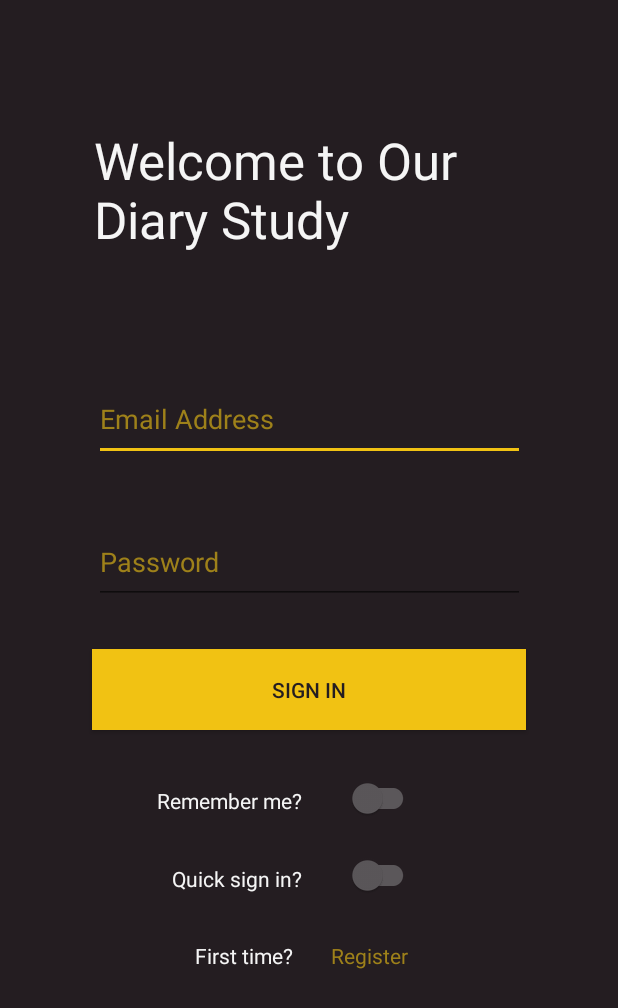
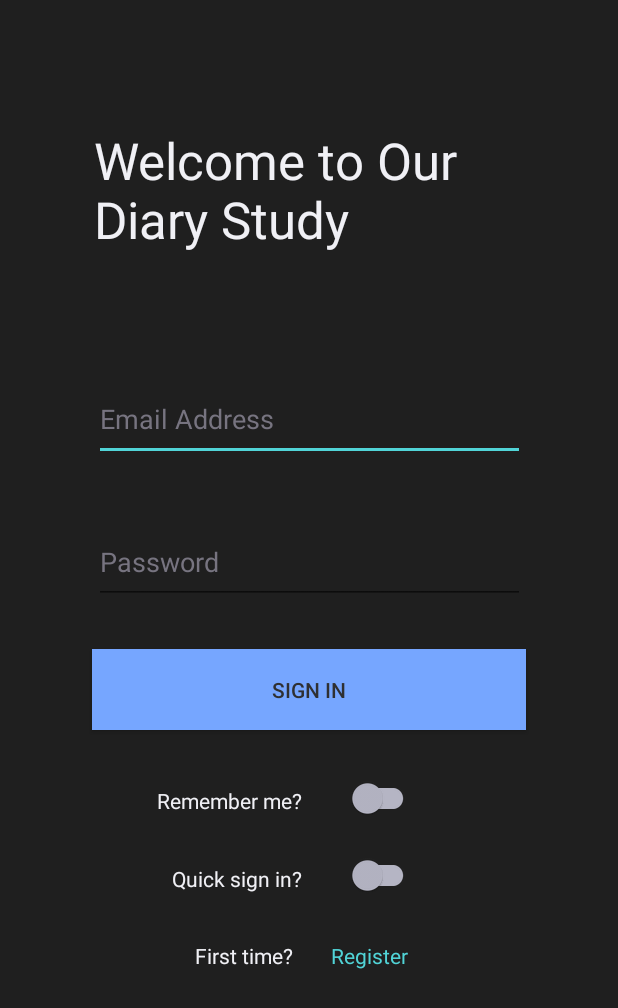
Before and after one commit to yashgharat/EMA_App, an Android app: the screen it shows after launch (AuthenticationActivity), on a phone screen of 412 x 824 dp. Shown: the top 1008 px of the screen. Run offline under Robolectric (Android 15) with nearby library versions, the phone set to English and light mode, and no system bars; libraries missing offline, so code that uses them is left out: com.amazonaws.mobileconnectors, com.amazonaws.regions; 2 statements that could not run were skipped.

Commit message:
Color Scheme change

```diff
--- a/app/src/main/res/color/switch_color.xml
+++ b/app/src/main/res/color/switch_color.xml
@@ -1,7 +1,7 @@
 <?xml version="1.0" encoding="utf-8"?>
 <selector
     xmlns:android="http://schemas.android.com/apk/res/android">
-    <item android:color="@color/secondaryAccent"
+    <item android:color="@color/secondary"
         android:state_checked="true" />
-    <item android:color="@color/primaryGray"/>
+    <item android:color="@color/disabled"/>
 </selector>
--- /dev/null
+++ b/app/src/main/res/drawable/ic__ionicons_svg_ios_create.xml
@@ -0,0 +1,5 @@
+<vector android:height="40dp" android:viewportHeight="512"
+    android:viewportWidth="512" android:width="40dp" xmlns:android="http://schemas.android.com/apk/res/android">
+    <path android:fillColor="#FF000000" android:pathData="M404.3,86l-202,202c-1.5,1.5 -2.3,3.5 -2.3,5.6v26.5c0,4.4 3.6,7.9 7.9,7.9h26.3c2.1,0 4.2,-0.8 5.7,-2.3l202.1,-202c3.1,-3.1 3.1,-8.1 0,-11.2L415.5,86c-3.1,-3.1 -8.1,-3.1 -11.2,0zM475.6,67l-14.4,-14.4 -0.2,-0.2c-3.1,-2.7 -7.2,-4.4 -11.5,-4.4 -4.4,0 -8.5,1.7 -11.6,4.5l-11.3,11.4c-1.5,1.6 -1.5,4.1 0,5.6L437,79.9l21.7,21.7c1.6,1.6 4.1,1.6 5.7,0l11.3,-11.3c2.8,-3.1 4.4,-7.1 4.4,-11.6 -0.1,-4.4 -1.7,-8.6 -4.5,-11.7z"/>
+    <path android:fillColor="#FF000000" android:pathData="M250,342c-3,3 -7.1,4.7 -11.3,4.7H197.3c-8.8,0 -16,-7.2 -16,-16V289.2c0,-4.2 1.7,-8.3 4.7,-11.3l0.8,-0.8 147.6,-147.6c2.5,-2.5 0.7,-6.8 -2.8,-6.8H90.7C58.3,122.7 32,149 32,181.4v224c0,32.4 26.3,58.7 58.7,58.7h256c32.4,0 58.7,-26.3 58.7,-58.7v-209c0,-3.6 -4.3,-5.3 -6.8,-2.8L250.8,341.2l-0.8,0.8z"/>
+</vector>
--- /dev/null
+++ b/app/src/main/res/drawable/ic__ionicons_svg_ios_flash.xml
@@ -0,0 +1,4 @@
+<vector android:height="30dp" android:viewportHeight="512"
+    android:viewportWidth="512" android:width="30dp" xmlns:android="http://schemas.android.com/apk/res/android">
+    <path android:fillColor="#FF000000" android:pathData="M376.2,224H268l52.4,-186.9c0.9,-4.5 -4.6,-7.1 -7.2,-3.4L129.5,274.6c-3.8,5.6 -0.2,13.4 6.3,13.4H244l-52.4,186.9c-0.9,4.5 4.6,7.1 7.2,3.4l183.7,-240.8c3.7,-5.7 0.2,-13.5 -6.3,-13.5z"/>
+</vector>
--- a/app/src/main/res/layout/activity_authentication.xml
+++ b/app/src/main/res/layout/activity_authentication.xml
@@ -4,7 +4,7 @@
     xmlns:tools="http://schemas.android.com/tools"
     android:layout_width="match_parent"
     android:layout_height="match_parent"
-    android:background="@color/primaryBackground"
+    android:background="@color/darkBackground"
     tools:context=".AuthenticationActivity">
 
     <TextView
@@ -14,7 +14,7 @@
         android:layout_marginTop="84dp"
         android:text="@string/auth_Title"
         android:textAppearance="@style/TextAppearance.AppCompat.Display1"
-        android:textColor="@color/LightningWhite"
+        android:textColor="@color/darkProminent"
         app:layout_constraintLeft_toLeftOf="parent"
         app:layout_constraintRight_toRightOf="parent"
         app:layout_constraintTop_toTopOf="parent" />
@@ -26,8 +26,8 @@
         android:layout_marginTop="76dp"
         android:ems="10"
         android:hint="@string/email_hint"
-        android:textColor="@color/LightningWhite"
-        android:textColorHint="@color/primaryAccent"
+        android:textColor="@color/darkProminent"
+        android:textColorHint="@color/normal"
         android:inputType="textEmailAddress"
         app:layout_constraintTop_toBottomOf="@+id/authTitle"
         app:layout_constraintLeft_toLeftOf="parent"
@@ -40,8 +40,8 @@
         android:layout_height="55dp"
         android:layout_marginTop="40dp"
         android:ems="10"
-        android:textColor="@color/LightningWhite"
-        android:textColorHint="@color/primaryAccent"
+        android:textColor="@color/darkProminent"
+        android:textColorHint="@color/normal"
         android:hint="@string/password_hint"
         android:inputType="textPassword"
         app:layout_constraintTop_toBottomOf="@+id/email"
@@ -55,8 +55,8 @@
         android:layout_height="54dp"
         android:layout_marginTop="30dp"
         android:text="@string/sign_in"
-        android:background="@color/secondaryAccent"
-        android:textColor="@color/primaryBackground"
+        android:background="@color/primary"
+        android:textColor="@color/darkForeground"
         app:layout_constraintLeft_toLeftOf="parent"
         app:layout_constraintRight_toRightOf="parent"
         app:layout_constraintTop_toBottomOf="@+id/password" />
@@ -69,7 +69,7 @@
         android:text="@string/register"
         android:layout_marginTop="627dp"
         app:layout_constraintTop_toTopOf="parent"
-        android:textColor="@color/primaryAccent"
+        android:textColor="@color/secondary"
         app:layout_constraintEnd_toEndOf="parent"
         tools:layout_editor_absoluteY="568dp" />
 
@@ -80,7 +80,7 @@
         android:layout_marginTop="627dp"
         android:layout_marginEnd="16dp"
         android:text="@string/first_time"
-        android:textColor="@color/LightningWhite"
+        android:textColor="@color/darkProminent"
         app:layout_constraintEnd_toStartOf="@+id/regLink"
         app:layout_constraintHorizontal_bias="0.931"
         app:layout_constraintStart_toStartOf="parent"
@@ -93,7 +93,7 @@
         android:layout_marginTop="524dp"
         android:layout_marginEnd="16dp"
         android:text="@string/remember"
-        android:textColor="@color/LightningWhite"
+        android:textColor="@color/darkProminent"
         app:layout_constraintEnd_toStartOf="@+id/always_login"
         app:layout_constraintHorizontal_bias="0.882"
         app:layout_constraintStart_toStartOf="parent"
@@ -106,7 +106,7 @@
         android:layout_marginTop="576dp"
         android:layout_marginEnd="16dp"
         android:text="@string/quick_sign_in"
-        android:textColor="@color/LightningWhite"
+        android:textColor="@color/darkProminent"
         app:layout_constraintEnd_toStartOf="@+id/quick_signIn"
         app:layout_constraintHorizontal_bias="0.893"
         app:layout_constraintStart_toStartOf="parent"
@@ -118,8 +118,8 @@
         android:layout_width="48dp"
         android:layout_height="23dp"
         android:layout_marginTop="32dp"
-        android:backgroundTint="@color/secondaryAccent"
-        android:textColor="@color/LightningWhite"
+        android:backgroundTint="@color/secondary"
+        android:textColor="@color/darkProminent"
         app:layout_constraintEnd_toEndOf="parent"
         app:layout_constraintHorizontal_bias="0.635"
         app:layout_constraintStart_toStartOf="parent"
@@ -131,8 +131,8 @@
         android:layout_width="48dp"
         android:layout_height="23dp"
         android:layout_marginTop="24dp"
-        android:backgroundTint="@color/secondaryAccent"
-        android:textColor="@color/LightningWhite"
+        android:backgroundTint="@color/secondary"
+        android:textColor="@color/darkProminent"
         app:layout_constraintEnd_toEndOf="parent"
         app:layout_constraintHorizontal_bias="0.635"
         app:layout_constraintStart_toStartOf="parent"
--- a/app/src/main/res/layout/activity_splash_screen.xml
+++ b/app/src/main/res/layout/activity_splash_screen.xml
@@ -4,7 +4,7 @@
     xmlns:tools="http://schemas.android.com/tools"
     android:layout_width="match_parent"
     android:layout_height="match_parent"
-    android:background="@color/primaryBackground"
+    android:background="@color/darkBackground"
     tools:context=".SplashScreen">
 
     <TextView
@@ -16,7 +16,7 @@
         android:gravity="center"
         app:layout_constraintTop_toTopOf="parent"
         tools:layout_editor_absoluteX="110dp"
-        android:textColor="@color/LightningWhite"
+        android:textColor="@color/primaryDark"
         android:textAppearance="@style/TextAppearance.AppCompat.Display2"
         />
 </androidx.constraintlayout.widget.ConstraintLayout>
--- a/app/src/main/res/layout/content_main.xml
+++ b/app/src/main/res/layout/content_main.xml
@@ -12,7 +12,7 @@
         android:layout_width="wrap_content"
         android:layout_height="wrap_content"
         android:text="Hello World!"
-        android:textColor="@color/LightningWhite"
+        android:textColor="@color/darkProminent"
         app:layout_constraintBottom_toBottomOf="parent"
         app:layout_constraintLeft_toLeftOf="parent"
         app:layout_constraintRight_toRightOf="parent"
--- a/app/src/main/res/values/colors.xml
+++ b/app/src/main/res/values/colors.xml
@@ -1,10 +1,21 @@
 <?xml version="1.0" encoding="utf-8"?>
 <resources>
-    <color name="primaryGray">#5B575A</color>
-    <color name="primaryBackground">#241D21</color>
-    <color name="primaryAccent">#9E811A</color>
-    <color name="secondaryAccent">#F1C213</color>
-    <color name="secondaryGray">#AEABAD</color>
-    <color name="LightningWhite">#f5f5f5</color>
+<!--colors-->
+    <color name="primaryDark">#6E97FF</color>
+    <color name="primary">#76A6FF</color>
+    <color name="secondary">#51D4D7</color>
+    <color name="destructive">#FF828C</color>
 
+<!--grays-->
+    <color name="prominent">#1F1F1F</color>
+    <color name="apparent">#424045</color>
+    <color name="normal">#777480</color>
+    <color name="disabled">#B5B5C4</color>
+    <color name="unapparent">#F0F0F5</color>
+    <color name="background">#FAFAFC</color>
+
+<!--dark-->
+    <color name="darkForeground">#2F3032</color>
+    <color name="darkBackground">#1F1F1F</color>
+    <color name="darkProminent">#F0F0F5</color>
 </resources>
--- a/app/src/main/res/values/styles.xml
+++ b/app/src/main/res/values/styles.xml
@@ -3,9 +3,9 @@
     <!-- Base application theme. -->
     <style name="AppTheme" parent="Theme.AppCompat.Light.DarkActionBar">
         <!-- Customize your theme here. -->
-        <item name="colorPrimary">@color/secondaryAccent</item>
-        <item name="colorPrimaryDark">@color/primaryBackground</item>
-        <item name="colorAccent">@color/secondaryAccent</item>
+        <item name="colorPrimary">@color/primary</item>
+        <item name="colorPrimaryDark">@color/primaryDark</item>
+        <item name="colorAccent">@color/secondary</item>
         <item name="windowActionBar">false</item>
         <item name="windowNoTitle">true</item>
     </style>
@@ -15,9 +15,9 @@
     <style name="AppTheme.PopupOverlay" parent="ThemeOverlay.AppCompat.Light" />
 
     <style name="AlertDialogStyle" parent="Theme.AppCompat.Light.Dialog">
-        <item name="android:background">@color/primaryBackground</item>
-        <item name="android:textColor">@color/secondaryAccent</item>
-        <item name="android:textColorPrimary">@color/LightningWhite</item>
+        <item name="android:background">@color/background</item>
+        <item name="android:textColor">@color/darkProminent</item>
+        <item name="android:textColorPrimary">@color/darkProminent</item>
     </style>
 
     <style name="SwitchCompatStyle" >
```
Also changed, not shown: app/src/main/java/com/example/ema_diary/MainActivity.java (+1 -18 lines), app/src/main/res/layout/activity_collecting_permissions.xml (+4 -4 lines), app/src/main/res/layout/activity_confirmation.xml (+9 -7 lines), app/src/main/res/layout/activity_main.xml (+124 -39 lines), app/src/main/res/layout/activity_manifest.xml (+7 -7 lines), app/src/main/res/layout/activity_pin.xml (+4 -4 lines), app/src/main/res/layout/activity_registration.xml (+12 -12 lines).
